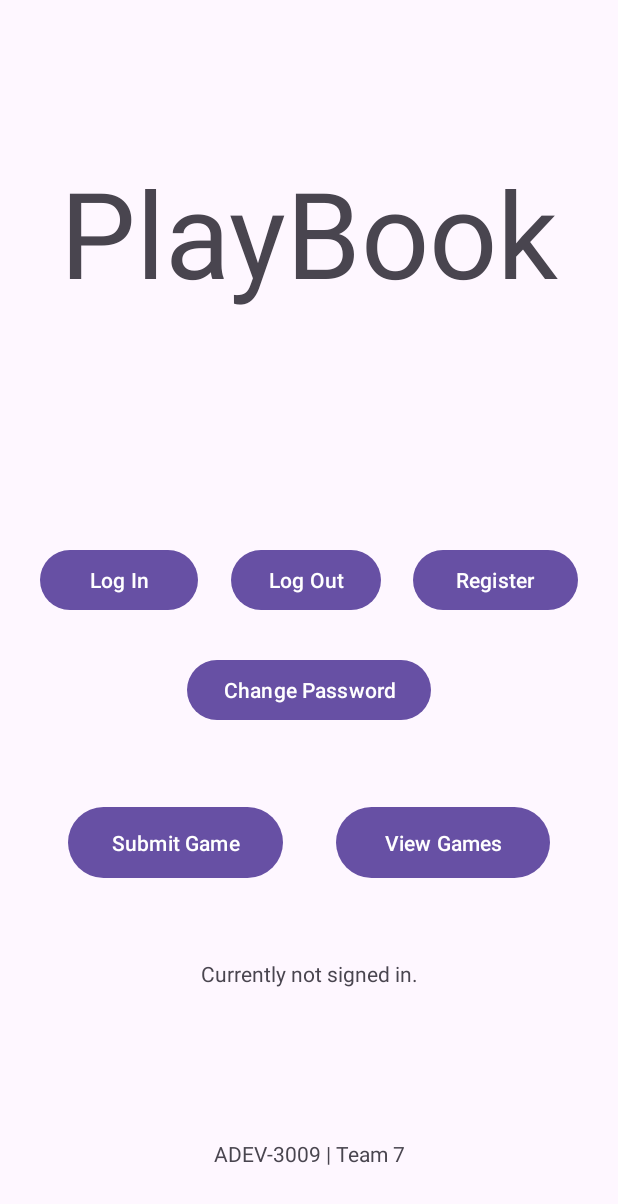
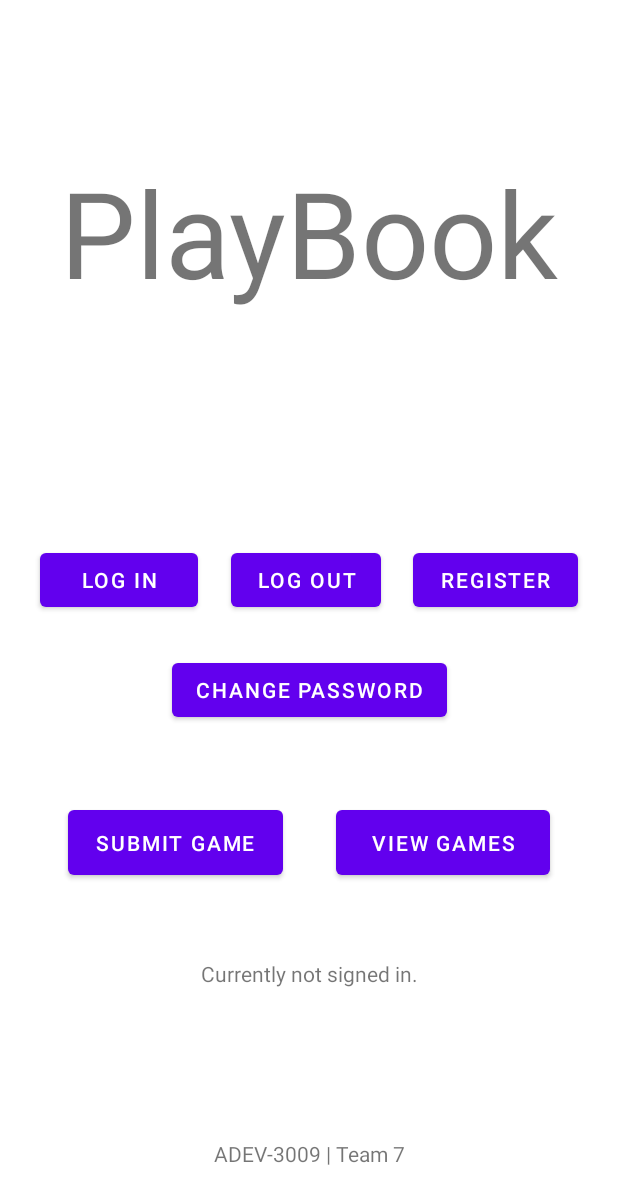
Before and after one commit to braedonpellerin/PlayBook, an Android app: the screen it shows after launch (MainActivity), on a phone screen of 412 x 824 dp. Shown: the top 1204 px of the screen. Run offline under Robolectric (Android 15) with nearby library versions, the phone set to English and light mode, and no system bars; our stand-ins replace Firebase (no records; nobody signed in at launch, a user with empty details on screens opened directly).

Commit message:
Added themes

```diff
--- a/app/src/main/res/values/themes.xml
+++ b/app/src/main/res/values/themes.xml
@@ -1,9 +1,33 @@
 <resources xmlns:tools="http://schemas.android.com/tools">
     <!-- Base application theme. -->
-    <style name="Base.Theme.FinalProject" parent="Theme.Material3.DayNight.NoActionBar">
-        <!-- Customize your light theme here. -->
-        <!-- <item name="colorPrimary">@color/my_light_primary</item> -->
+    <style name="Theme.FinalProject" parent="Theme.MaterialComponents.DayNight.NoActionBar">
+        <!-- Primary brand color. -->
+        <item name="colorPrimary">@color/purple_500</item>
+        <item name="colorPrimaryVariant">@color/purple_700</item>
+        <item name="colorOnPrimary">@color/white</item>
+        <!-- Secondary brand color. -->
+        <item name="colorSecondary">@color/teal_200</item>
+        <item name="colorSecondaryVariant">@color/teal_700</item>
+        <item name="colorOnSecondary">@color/black</item>
+        <!-- Status bar color. -->
+        <item name="android:statusBarColor" tools:targetApi="l">@color/purple_200</item>
+        <!-- Customize your theme here. -->
     </style>
 
-    <style name="Theme.FinalProject" parent="Base.Theme.FinalProject" />
+    <style name="LoginTextInputOuterFieldStyle" parent="Widget.MaterialComponents.TextInputLayout.OutlinedBox">
+        <item name="android:layout_width">match_parent</item>
+        <item name="android:layout_height">wrap_content</item>
+        <item name="android:layout_marginTop">15dp</item>
+        <item name="android:layout_marginBottom">15dp</item>
+    </style>
+
+    <style name="LoginTextInputInnerFieldStyle" parent="Widget.MaterialComponents.TextInputLayout.OutlinedBox">
+        <item name="android:layout_width">match_parent</item>
+        <item name="android:layout_height">wrap_content</item>
+        <item name="android:textColor">@color/black</item>
+        <item name="android:textColorHint">@color/black</item>
+        <item name="android:maxLines">1</item>
+        <item name="android:textSize">14sp</item>
+        <item name="android:singleLine">true</item>
+    </style>
 </resources>
```
